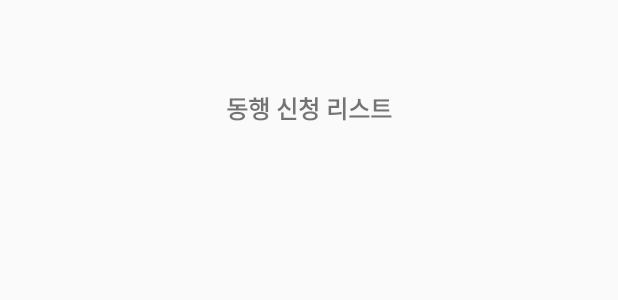
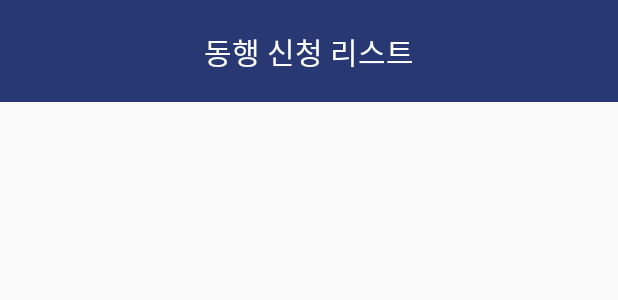
Before and after one commit to U-Geon/WithMe, an Android app: the layout fragment_admin_home.xml on its own in the app's theme, with its tools: preview values and no code run, on a phone screen of 412 x 824 dp. Shown: the top 300 px of the screen. Run offline under Robolectric (Android 15) with nearby library versions, the phone set to English and light mode, and no system bars; network calls fail.

Commit message:
관리자 동행 신청 리스트 한글 깨짐 오류 수정

```diff
--- a/app/src/main/java/com/example/withme/administrator/AdminHomeFragment.kt
+++ b/app/src/main/java/com/example/withme/administrator/AdminHomeFragment.kt
@@ -9,6 +9,7 @@ import android.view.View
 import android.view.ViewGroup
 import android.widget.Button
 import android.widget.TextView
+import androidx.appcompat.app.AppCompatActivity
 import androidx.fragment.app.Fragment
 import androidx.recyclerview.widget.LinearLayoutManager
 import androidx.recyclerview.widget.RecyclerView
@@ -16,7 +17,10 @@ import com.android.volley.Response
 import com.android.volley.toolbox.StringRequest
 import com.android.volley.toolbox.Volley
 import com.example.withme.R
+import com.example.withme.databinding.ActivityKidInformationBinding
 import com.example.withme.databinding.FragmentAdminHomeBinding
+import com.example.withme.databinding.FragmentHomeBinding
+import com.example.withme.databinding.FragmentSettingBinding
 import org.json.JSONException
 import org.json.JSONObject
 
@@ -48,6 +52,12 @@ class AdminHomeFragment: Fragment() {
         // RecyclerView에 LinearLayoutManager 설정
         val layoutManager = LinearLayoutManager(requireContext())
         binding!!.serviceRecyclerView.layoutManager = layoutManager
+
+//        val binding = FragmentAdminHomeBinding.inflate(layoutInflater)
+//        (activity as AppCompatActivity).setSupportActionBar(binding.toolbar)
+//        val actionBar = (activity as AppCompatActivity).supportActionBar
+//        actionBar?.setDisplayShowTitleEnabled(false)
+//        actionBar?.setDisplayHomeAsUpEnabled(true)
 
         // JSON 데이터 요청
         val url = resources.getString(R.string.ip) + "/admin"
@@ -131,7 +141,11 @@ class ItemAdapter : RecyclerView.Adapter<ItemAdapter.ViewHolder>() {
         val service = itemList[position]
 
         // 버튼 제목 설정
-        val title = service.startLocation + " - " + service.middleLocation + " - " + service.finalLocation
+        val utf8Start = String(service.startLocation.toByteArray(Charsets.ISO_8859_1), Charsets.UTF_8)
+        val utf8Middle = String(service.middleLocation.toByteArray(Charsets.ISO_8859_1), Charsets.UTF_8)
+        val utf8Final = String(service.finalLocation.toByteArray(Charsets.ISO_8859_1), Charsets.UTF_8)
+        val title = utf8Start + " - " + utf8Middle + " - " + utf8Final
+
 
         holder.textView!!.text = title
 
@@ -139,17 +153,22 @@ class ItemAdapter : RecyclerView.Adapter<ItemAdapter.ViewHolder>() {
             // 모달 띄우는 로직을 여기에 추가
             val dialogBuilder = AlertDialog.Builder(holder.itemView.context)
             val start = service.startLocation
+            val utf8Start = String(start.toByteArray(Charsets.ISO_8859_1), Charsets.UTF_8)
             val middle = service.middleLocation
+            val utf8Middle = String(middle.toByteArray(Charsets.ISO_8859_1), Charsets.UTF_8)
             val final = service.finalLocation
+            val utf8Final = String(final.toByteArray(Charsets.ISO_8859_1), Charsets.UTF_8)
 
             val kidName = service.kidName
             val phoneNumber = service.phoneNumber
             val rrn = service.rrn
 
             val status = service.status
+            val utf8Status = String(status.toByteArray(Charsets.ISO_8859_1), Charsets.UTF_8)
 
 
-            dialogBuilder.setMessage("동행 정보\n$start - $middle - $final\n\n 아이 인적사항\n이름:$kidName\n전화번호:$phoneNumber\n주민등록번호:$rrn\n\n아이 상태\n$status")
+
+            dialogBuilder.setMessage("동행 정보\n$utf8Start - $utf8Middle - $utf8Final\n\n아이 인적사항\n이름: $kidName\n전화번호: $phoneNumber\n주민등록번호: $rrn\n\n아이 상태\n$utf8Status")
                 .setCancelable(true)
                 .setPositiveButton("동행") { dialog, _ ->
                     // 버튼 눌렀을 때 동작
@@ -157,7 +176,7 @@ class ItemAdapter : RecyclerView.Adapter<ItemAdapter.ViewHolder>() {
                     intent.putExtra("kidName",kidName)
                     intent.putExtra("phoneNumber",phoneNumber)
                     intent.putExtra("rrn",rrn)
-                    intent.putExtra("status",status)
+                    intent.putExtra("status",utf8Status)
                     holder.itemView.context.startActivity(intent)
                 }
 
--- a/app/src/main/res/layout/fragment_admin_home.xml
+++ b/app/src/main/res/layout/fragment_admin_home.xml
@@ -1,26 +1,44 @@
 <?xml version="1.0" encoding="utf-8"?>
-<LinearLayout xmlns:android="http://schemas.android.com/apk/res/android"
+<androidx.constraintlayout.widget.ConstraintLayout xmlns:android="http://schemas.android.com/apk/res/android"
     xmlns:tools="http://schemas.android.com/tools"
     android:layout_width="match_parent"
     android:layout_height="match_parent"
+    xmlns:app="http://schemas.android.com/apk/res-auto"
     tools:context=".administrator.AdminHomeFragment"
     android:orientation="vertical">
 
+    <androidx.appcompat.widget.Toolbar
+        android:id="@+id/toolbar"
+        android:layout_width="match_parent"
+        android:layout_height="68dp"
+        android:background="@color/icon_color"
+        android:gravity="center_vertical|center_horizontal"
+        app:layout_constraintBottom_toTopOf="@+id/service_recyclerView"
+        app:layout_constraintEnd_toEndOf="parent"
+        app:layout_constraintStart_toStartOf="parent"
+        app:layout_constraintTop_toTopOf="parent"
+        app:titleTextColor="@color/white"/>
+
     <TextView
+        android:id="@+id/toolbar_title"
         android:layout_width="wrap_content"
         android:layout_height="wrap_content"
+        android:layout_gravity="center"
         android:text="동행 신청 리스트"
-        android:layout_gravity="center"
-        android:layout_marginTop="60dp"
-        android:textSize="16dp"
-        android:textStyle="bold"
-        />
+        android:textColor="@color/white"
+        android:textSize="20sp"
+        app:layout_constraintBottom_toBottomOf="@+id/toolbar"
+        app:layout_constraintEnd_toEndOf="@+id/toolbar"
+        app:layout_constraintStart_toStartOf="parent"
+        app:layout_constraintTop_toTopOf="parent" />
 
     <androidx.recyclerview.widget.RecyclerView
         android:id="@+id/service_recyclerView"
         android:layout_width="wrap_content"
         android:layout_height="498dp"
         android:layout_gravity="center"
-        android:layout_marginTop="60dp" />
+        app:layout_constraintEnd_toEndOf="parent"
+        app:layout_constraintStart_toStartOf="parent"
+        app:layout_constraintTop_toBottomOf="@+id/toolbar" />
 
-</LinearLayout>
+</androidx.constraintlayout.widget.ConstraintLayout>
```
